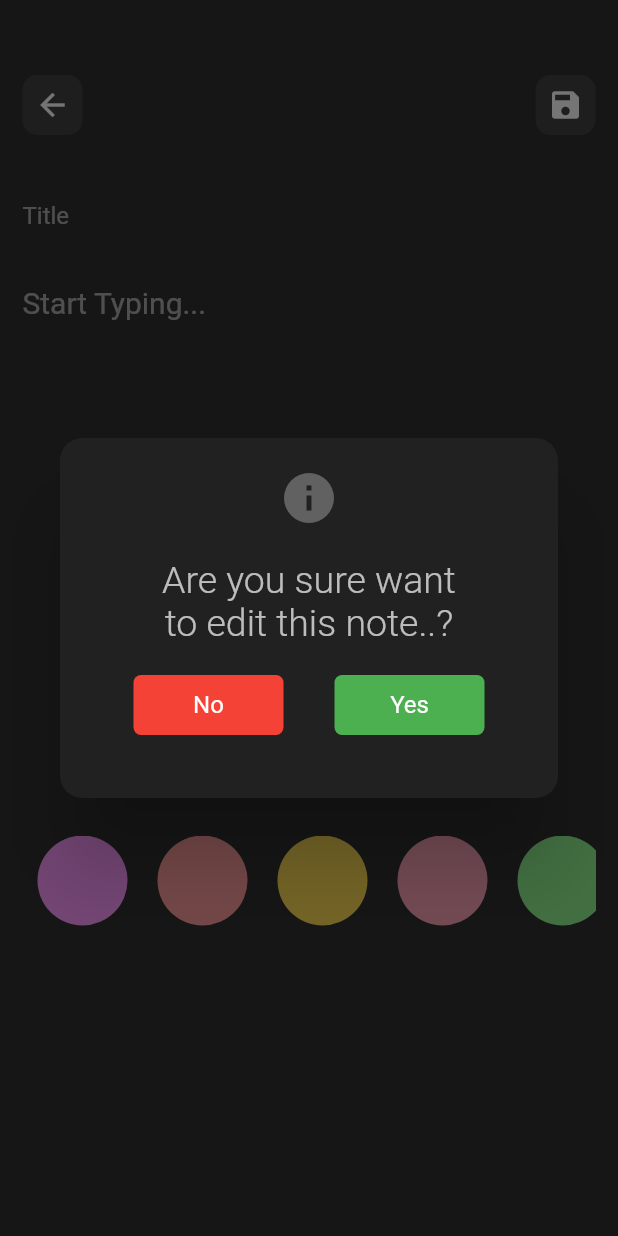
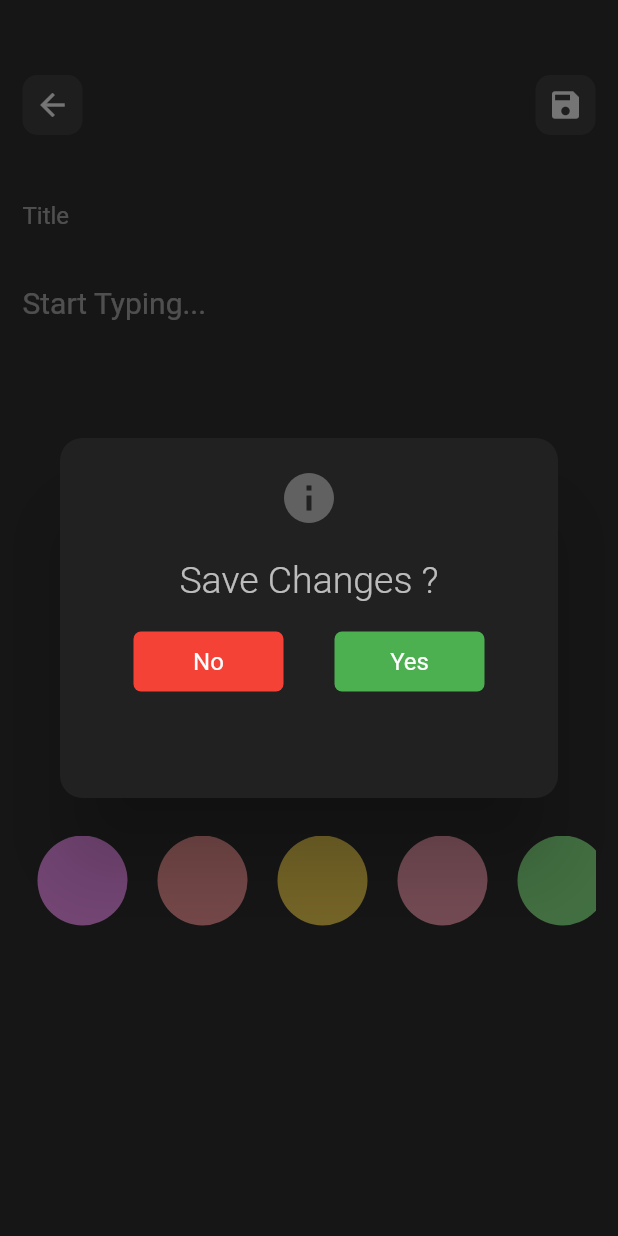
Before and after one commit to Aamirkhan55/colorful_notes_app, a Flutter app: the EditNoteScreen screen opened directly, after a tap on the "save" icon, on a phone screen of 412 x 824 dp. Run offline on Flutter 3.47's test engine with Material 2 defaults, Android fonts, the phone set to English and light mode, and no system bars.

Commit message:
Save Changes

```diff
--- a/lib/screens/edit_note_screen.dart
+++ b/lib/screens/edit_note_screen.dart
@@ -43,7 +43,7 @@ class _EditNoteScreenState extends State<EditNoteScreen> {
                     onTap: () {
                       showDailogBoxWidget(context,
                           height: 240,
-                          title: "Are you sure want\nto edit this note..?",
+                          title: "Save Changes ?",
                           onTapYes: () {
                         Navigator.pop(context);
                       });
```
